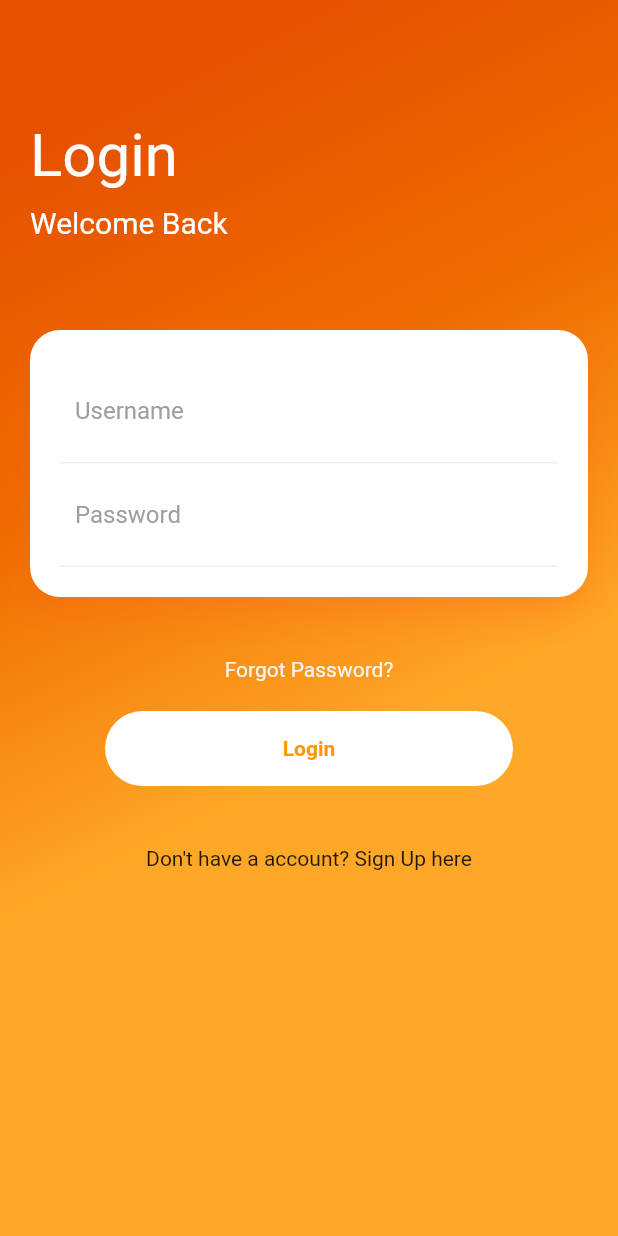
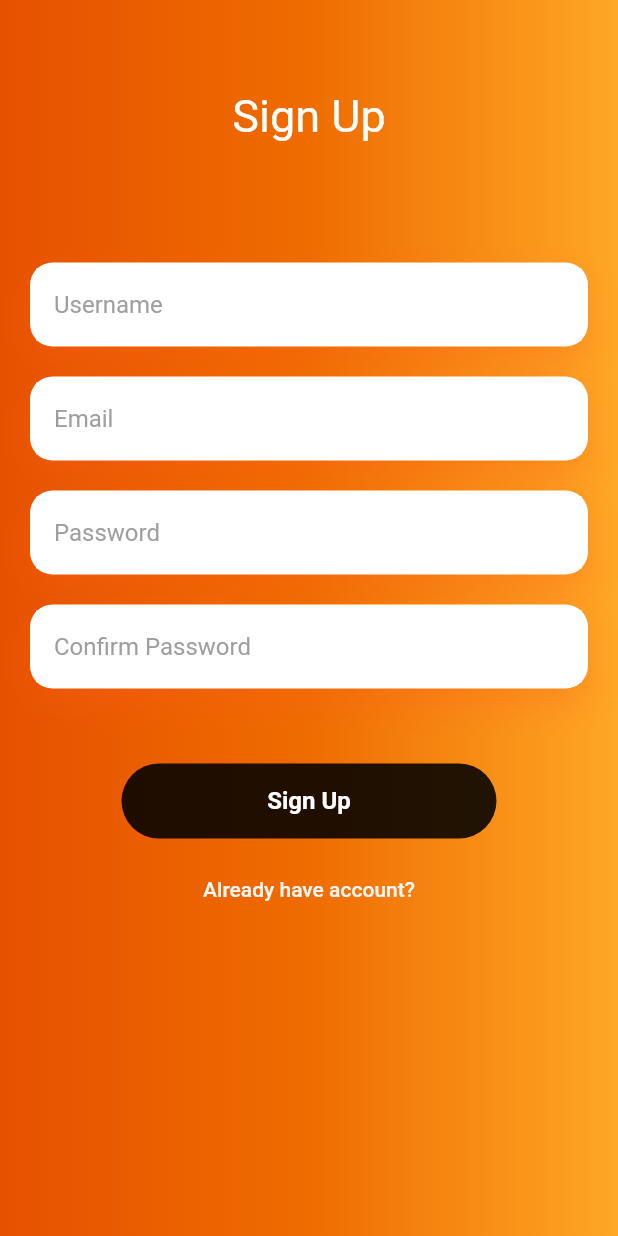
Before and after one commit to hanismdmahir/hamstercare_frontend, a Flutter app: the screen it shows after launch, on a phone screen of 412 x 824 dp. Run offline on Flutter 3.47's test engine with Material 2 defaults, Android fonts, the phone set to English and light mode, and no system bars.

Commit message:
sign up UI

```diff
--- /dev/null
+++ b/lib/login/signup.dart
@@ -0,0 +1,185 @@
+import 'package:flutter/material.dart';
+
+class SignUp extends StatelessWidget {
+  @override
+  Widget build(BuildContext context) {
+    return WillPopScope(
+      onWillPop: () => Future.value(false),
+      child: Scaffold(
+          resizeToAvoidBottomInset: false, //bottom overflow
+          body: Container(
+            width: double.infinity,
+            decoration: BoxDecoration(
+                gradient: LinearGradient(colors: [
+              Colors.orange[900],
+              Colors.orange[800],
+              Colors.orange[400],
+            ])),
+            child: _ListTextField(),
+          )),
+    );
+  }
+}
+
+class _ListTextField extends StatefulWidget {
+  const _ListTextField({
+    Key key,
+  }) : super(key: key);
+
+  @override
+  __ListTextFieldState createState() => __ListTextFieldState();
+}
+
+class __ListTextFieldState extends State<_ListTextField> {
+  @override
+  Widget build(BuildContext context) {
+    return Column(
+      children: <Widget>[
+        Padding(
+          padding: EdgeInsets.all(60),
+          child: Column(
+            crossAxisAlignment: CrossAxisAlignment.center,
+            children: <Widget>[
+              Text(
+                "Sign Up",
+                style: TextStyle(color: Colors.white, fontSize: 30),
+              )
+            ],
+          ),
+        ),
+        //username
+        Container(
+          child: Padding(
+            padding: EdgeInsets.all(20),
+            child: Column(
+              children: <Widget>[
+                Container(
+                    padding: EdgeInsets.all(4),
+                    decoration: BoxDecoration(
+                        color: Colors.white,
+                        borderRadius: BorderRadius.circular(15),
+                        boxShadow: [
+                          BoxShadow(
+                              color: Color.fromRGBO(255, 95, 27, .3),
+                              blurRadius: 20,
+                              offset: Offset(0, 10))
+                        ]),
+                    child: TextField(
+                      decoration: InputDecoration(
+                        filled: true,
+                        fillColor: Colors.white,
+                        hintText: "Username",
+                        hintStyle: TextStyle(color: Colors.grey),
+                        border: InputBorder.none,
+                      ),
+                    )),
+                SizedBox(
+                  height: 20,
+                ),
+                //email
+                Container(
+                    padding: EdgeInsets.all(4),
+                    decoration: BoxDecoration(
+                        color: Colors.white,
+                        borderRadius: BorderRadius.circular(15),
+                        boxShadow: [
+                          BoxShadow(
+                              color: Color.fromRGBO(255, 95, 27, .3),
+                              blurRadius: 20,
+                              offset: Offset(0, 10))
+                        ]),
+                    child: TextField(
+                      decoration: InputDecoration(
+                        filled: true,
+                        fillColor: Colors.white,
+                        hintText: "Email",
+                        hintStyle: TextStyle(color: Colors.grey),
+                        border: InputBorder.none,
+                      ),
+                    )),
+                SizedBox(
+                  height: 20,
+                ),
+                //password
+                Container(
+                    padding: EdgeInsets.all(4),
+                    decoration: BoxDecoration(
+                        color: Colors.white,
+                        borderRadius: BorderRadius.circular(15),
+                        boxShadow: [
+                          BoxShadow(
+                              color: Color.fromRGBO(255, 95, 27, .3),
+                              blurRadius: 20,
+                              offset: Offset(0, 10))
+                        ]),
+                    child: TextField(
+                      decoration: InputDecoration(
+                        filled: true,
+                        fillColor: Colors.white,
+                        hintText: "Password",
+                        hintStyle: TextStyle(color: Colors.grey),
+                        border: InputBorder.none,
+                      ),
+                      obscureText: true,
+                    )),
+                SizedBox(
+                  height: 20,
+                ),
+                //confirm password
+                Container(
+                    padding: EdgeInsets.all(4),
+                    decoration: BoxDecoration(
+                        color: Colors.white,
+                        borderRadius: BorderRadius.circular(15),
+                        boxShadow: [
+                          BoxShadow(
+                              color: Color.fromRGBO(255, 95, 27, .3),
+                              blurRadius: 20,
+                              offset: Offset(0, 10))
+                        ]),
+                    child: TextField(
+                      decoration: InputDecoration(
+                        filled: true,
+                        fillColor: Colors.white,
+                        hintText: "Confirm Password",
+                        hintStyle: TextStyle(color: Colors.grey),
+                        border: InputBorder.none,
+                      ),
+                      obscureText: true,
+                    )),
+                SizedBox(
+                  height: 50,
+                ),
+
+                //sign up button
+                Container(
+                  height: 50,
+                  width: 250,
+                  decoration: BoxDecoration(
+                      borderRadius: BorderRadius.circular(50),
+                      color: Colors.black87),
+                  child: FlatButton(
+                    child: Text("Sign Up",
+                        style: TextStyle(
+                            color: Colors.white, fontWeight: FontWeight.bold,fontSize: 16)),
+                    onPressed: null,
+                  ),
+                ),
+                SizedBox(
+                  height: 10,
+                ),
+                // link to login
+                FlatButton(
+                    onPressed: null,
+                    child: Text(
+                      "Already have account?",
+                      style: TextStyle(color: Colors.grey[100]),
+                    ))
+              ],
+            ),
+          ),
+        )
+      ],
+    );
+  }
+}
--- a/lib/main.dart
+++ b/lib/main.dart
@@ -1,4 +1,5 @@
 import 'package:flutter/material.dart';
+import 'package:hamstercare/login/signup.dart';
 import 'login/index.dart';
 
 void main() => runApp(MyApp());
@@ -13,7 +14,8 @@ class MyApp extends StatelessWidget {
       theme: ThemeData(
       primarySwatch: Colors.blue,
       ),
-      home: SplashScreen(),
+      //home: SplashScreen(),
+      home: SignUp(),
       routes: <String, WidgetBuilder>{
       '/LoginPage': (BuildContext context) => new LoginPage(),
       },
```
